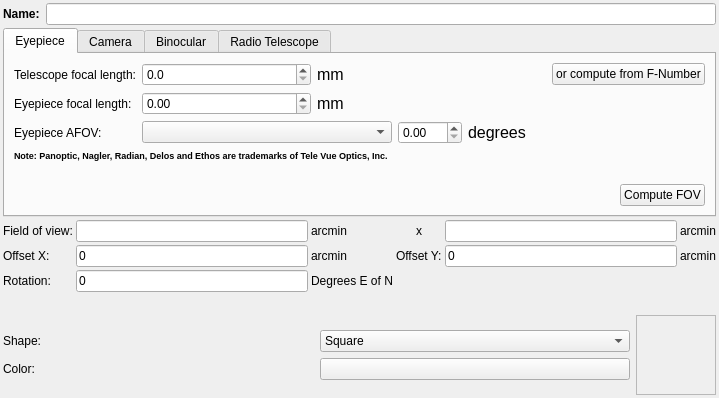
Before: the Qt Designer form kstars/dialogs/newfov.ui in KDE/kstars, drawn with Qt 5.
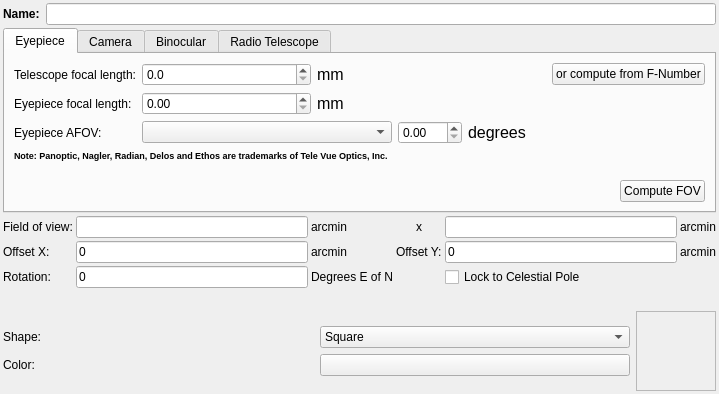
After: the same form once the commit is applied. Custom widgets are drawn as their Qt base class.

Diff of the .ui file:
```diff
--- a/kstars/dialogs/newfov.ui
+++ b/kstars/dialogs/newfov.ui
@@ -7,7 +7,7 @@
     <x>0</x>
     <y>0</y>
     <width>708</width>
-    <height>398</height>
+    <height>394</height>
    </rect>
   </property>
   <property name="windowTitle">
@@ -1082,19 +1082,6 @@
        </property>
       </widget>
      </item>
-     <item row="2" column="3" colspan="3">
-      <spacer name="horizontalSpacer_3">
-       <property name="orientation">
-        <enum>Qt::Horizontal</enum>
-       </property>
-       <property name="sizeHint" stdset="0">
-        <size>
-         <width>198</width>
-         <height>20</height>
-        </size>
-       </property>
-      </spacer>
-     </item>
      <item row="2" column="2">
       <widget class="QLabel" name="label_7">
        <property name="text">
@@ -1151,6 +1138,19 @@
        </property>
       </widget>
      </item>
+     <item row="2" column="4" colspan="2">
+      <widget class="QCheckBox" name="FOVLockCP">
+       <property name="toolTip">
+        <string>Rotation is perform with respect to the celestial pole.</string>
+       </property>
+       <property name="statusTip">
+        <string/>
+       </property>
+       <property name="text">
+        <string>Lock to Celestial Pole</string>
+       </property>
+      </widget>
+     </item>
     </layout>
    </item>
    <item>
```
Left out of the diff: 24 changed lines with no effect on the pictures.
